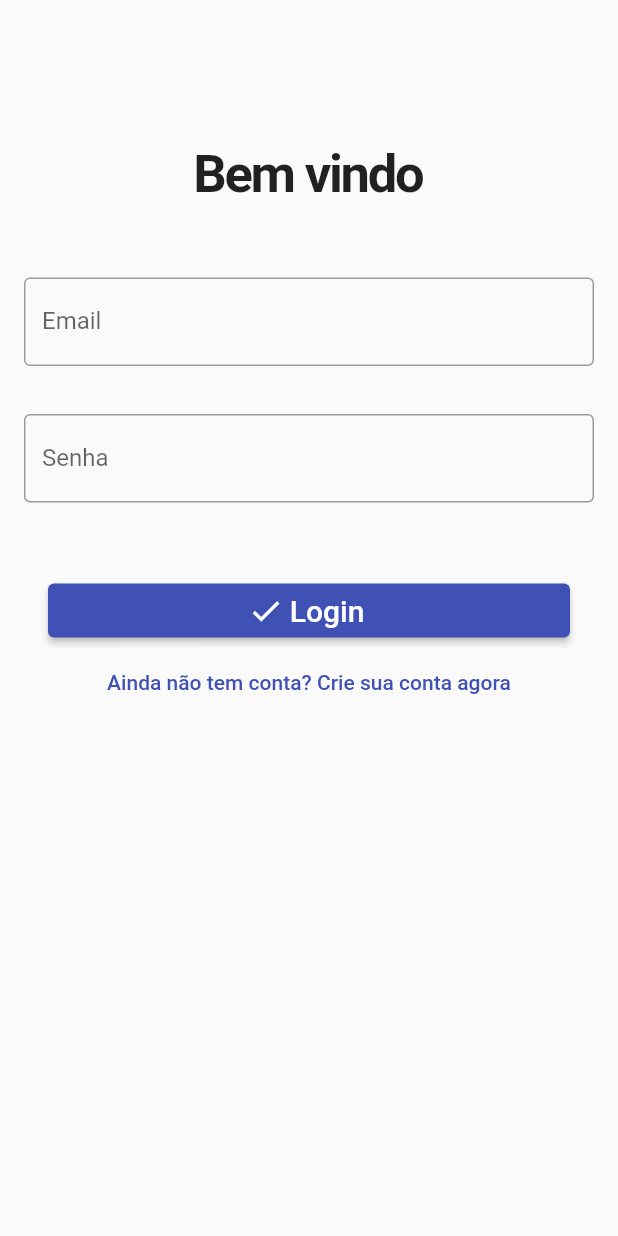
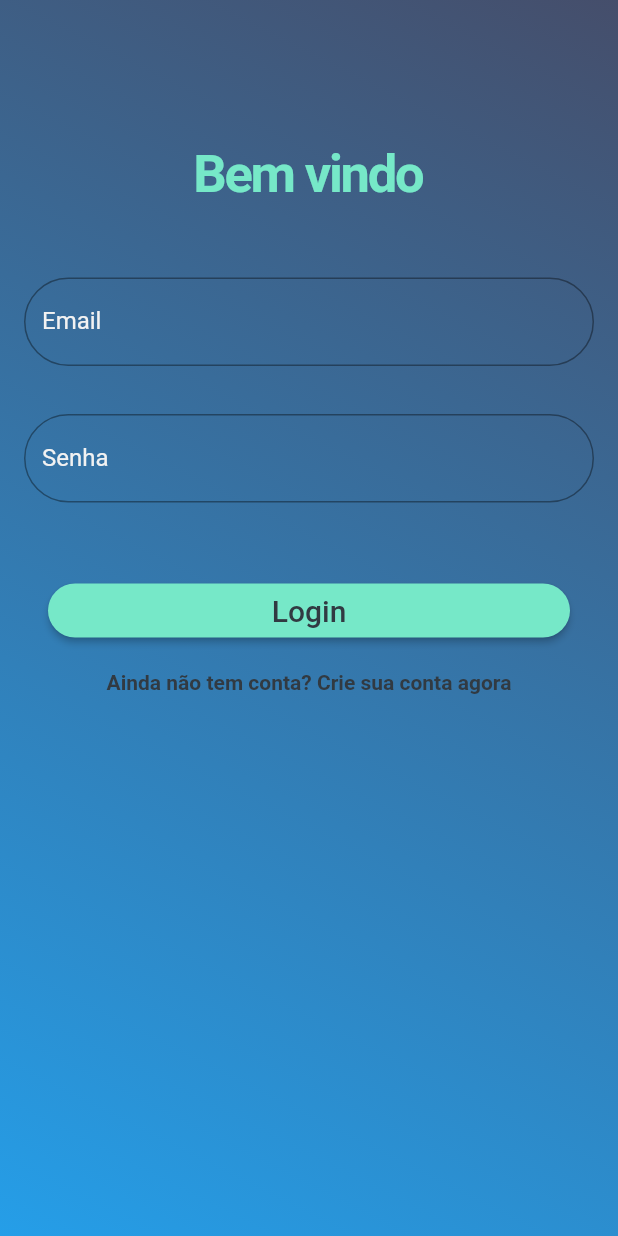
Before and after one commit to israeliarb/InventoryControl, a Flutter app: the screen it shows after launch, on a phone screen of 412 x 824 dp. Run offline on Flutter 3.47's test engine with Material 2 defaults, Android fonts, the phone set to English and light mode, and no system bars; our stand-ins replace firebase_auth, firebase_core; accounts and stored records are empty.

Commit message:
Adjust color

```diff
--- a/lib/constants/border_radius.dart
+++ b/lib/constants/border_radius.dart
@@ -2,4 +2,8 @@ class BorderRadiusSizes {
   static const xsm = 4.0;
   static const sm = 8.0;
   static const md = 16.0;
+  static const g = 20.0;
+  static const gg = 30.0;
+  static const xg = 40.0;
+  static const xxg = 50.0;
 }
--- a/lib/constants/colors.dart
+++ b/lib/constants/colors.dart
@@ -1,15 +1,14 @@
 import 'package:flutter/widgets.dart';
 
 class CustomColors {
-  static const Color customLightBlue = Color(0xFF3F96E2);
-  static const Color customBlue = Color(0xFF25659D);
-  static const Color customDarkBlue = Color(0xFF1E3142);
-  static const Color customPetrolBlue = Color(0xFF02428E);
-  static const Color customBluishWhite = Color(0xFFA4C1D9);
+  static const Color customGray = Color(0xFF8B9D9E);
+  static const Color customLightBlue = Color(0xFFC3E8EB);
+  static const Color customAmber = Color(0xFFEBDAB7);
+  static const Color customLightPurple = Color(0xFF726C9E);
+  static const Color customDarkBlue = Color(0xFF454E6B);
+  static const Color customBlue = Color(0xFF259EE8);
   static const Color customWhite = Color(0xFFF2F2F2);
-  static const Color customGrey = Color(0xFFC2BFBF);
-  static const Color customLightGrey = Color(0xFFE7E7E7);
-  static const Color customLightGrenn = Color(0xFFDDFDDC);
   static const Color customBlack = Color(0xFF000000);
-  static const Color customAmber = Color(0xFFF8D49B);
+  static const Color customGreen = Color(0xFF76E8C8);
+  static const Color customDarkGray = Color(0xFF313A42);
 }
--- a/lib/main.dart
+++ b/lib/main.dart
@@ -14,7 +14,7 @@ void main() async {
       providers: [
         ChangeNotifierProvider(create: (context) => AuthService()),
       ],
-      child: MyApp(),
+      child: const MyApp(),
     ),
   );
 }
--- a/lib/modules/login/pages/login_page.dart
+++ b/lib/modules/login/pages/login_page.dart
@@ -1,4 +1,8 @@
 import 'package:flutter/material.dart';
+import 'package:inventorycontrol/constants/border_radius.dart';
+import 'package:inventorycontrol/constants/colors.dart';
+import 'package:inventorycontrol/constants/font_size.dart';
+import 'package:inventorycontrol/constants/height_sizes.dart';
 import 'package:inventorycontrol/constants/spacing_sizes.dart';
 import 'package:inventorycontrol/modules/login/components/auth_service.dart';
 import 'package:provider/provider.dart';
@@ -67,7 +71,16 @@ class _LoginPageState extends State<LoginPage> {
   @override
   Widget build(BuildContext context) {
     return Scaffold(
-      body: SingleChildScrollView(
+      body: Container(
+        height: double.maxFinite,
+        decoration: const BoxDecoration(
+          gradient: LinearGradient(
+            begin: Alignment.topRight,
+            end: Alignment.bottomLeft,
+            colors: [CustomColors.customDarkBlue, CustomColors.customBlue],
+          ),
+        ),
+        child: SingleChildScrollView(
           child: Padding(
             padding: const EdgeInsets.only(
               top: SpacingSizes.xxl,
@@ -85,6 +98,7 @@ class _LoginPageState extends State<LoginPage> {
                         fontSize: 35,
                         fontWeight: FontWeight.bold,
                         letterSpacing: -1.5,
+                        color: CustomColors.customGreen,
                       ),
                     ),
                   ),
@@ -93,8 +107,15 @@ class _LoginPageState extends State<LoginPage> {
                     child: TextFormField(
                       controller: email,
                       decoration: const InputDecoration(
-                      border: OutlineInputBorder(),
+                        border: OutlineInputBorder(
+                          borderRadius: BorderRadius.all(
+                            Radius.circular(HeightSizes.height_30),
+                          ),
+                        ),
                         labelText: 'Email',
+                        labelStyle: TextStyle(
+                          color: CustomColors.customWhite,
+                        ),
                       ),
                       keyboardType: TextInputType.emailAddress,
                       validator: (value) {
@@ -111,8 +132,14 @@ class _LoginPageState extends State<LoginPage> {
                       controller: password,
                       obscureText: true,
                       decoration: const InputDecoration(
-                      border: OutlineInputBorder(),
+                        border: OutlineInputBorder(
+                          borderRadius: BorderRadius.all(
+                              Radius.circular(HeightSizes.height_30)),
+                        ),
                         labelText: 'Senha',
+                        labelStyle: TextStyle(
+                          color: CustomColors.customWhite,
+                        ),
                       ),
                       validator: (value) {
                         if (value!.isEmpty) {
@@ -130,6 +157,11 @@ class _LoginPageState extends State<LoginPage> {
                         left: SpacingSizes.xl,
                         right: SpacingSizes.xl),
                     child: ElevatedButton(
+                      style: ElevatedButton.styleFrom(
+                          primary: CustomColors.customGreen,
+                          shape: RoundedRectangleBorder(
+                              borderRadius:
+                                  BorderRadius.circular(BorderRadiusSizes.xg))),
                       onPressed: () {
                         if (formKey.currentState!.validate()) {
                           if (isLogin) {
@@ -153,12 +185,16 @@ class _LoginPageState extends State<LoginPage> {
                                     ))
                               ]
                             : [
-                              const Icon(Icons.check),
+                                //const Icon(Icons.check),
                                 Padding(
-                                padding: const EdgeInsets.all(SpacingSizes.sm),
+                                  padding:
+                                      const EdgeInsets.all(SpacingSizes.sm),
                                   child: Text(
                                     actionButton,
-                                  style: const TextStyle(fontSize: 20),
+                                    style: const TextStyle(
+                                      color: CustomColors.customDarkGray,
+                                      fontSize: 20,
+                                    ),
                                   ),
                                 ),
                               ],
@@ -166,6 +202,13 @@ class _LoginPageState extends State<LoginPage> {
                     ),
                   ),
                   TextButton(
+                    style: TextButton.styleFrom(
+                      primary: CustomColors.customDarkGray,
+                      textStyle: const TextStyle(
+                        fontSize: FontSize.md,
+                        fontWeight: FontWeight.bold,
+                      ),
+                    ),
                     onPressed: () => setFormAction(!isLogin),
                     child: Text(toggleButton),
                   )
@@ -174,6 +217,7 @@ class _LoginPageState extends State<LoginPage> {
             ),
           ),
         ),
+      ),
     );
   }
 }
--- a/lib/modules/my_app/my_app.dart
+++ b/lib/modules/my_app/my_app.dart
@@ -1,6 +1,7 @@
 import 'package:flutter/material.dart';
 import 'package:inventorycontrol/modules/home/pages/home_page.dart';
 import 'package:inventorycontrol/modules/login/components/auth_check.dart';
+import 'package:inventorycontrol/themes/default_theme.dart';
 
 class MyApp extends StatelessWidget {
   const MyApp({Key? key}) : super(key: key);
@@ -11,9 +12,7 @@ class MyApp extends StatelessWidget {
     return MaterialApp(
       title: 'Inventory Control',
       debugShowCheckedModeBanner: false,
-      theme: ThemeData(
-        primarySwatch: Colors.indigo,
-      ),
+      theme: defaultTheme,
       home: AuthCheck(),
     );
   }
--- /dev/null
+++ b/lib/themes/default_theme.dart
@@ -0,0 +1,12 @@
+import 'package:flutter/material.dart';
+import 'package:inventorycontrol/constants/colors.dart';
+
+final ThemeData defaultTheme = ThemeData(
+  visualDensity: VisualDensity.adaptivePlatformDensity,
+  appBarTheme: const AppBarTheme(
+    backgroundColor: CustomColors.customLightPurple,
+  ),
+  bottomAppBarTheme: const BottomAppBarTheme(
+    color: CustomColors.customLightPurple,
+  ),
+);
```
Lines whose indentation alone changed are shown as unchanged.
